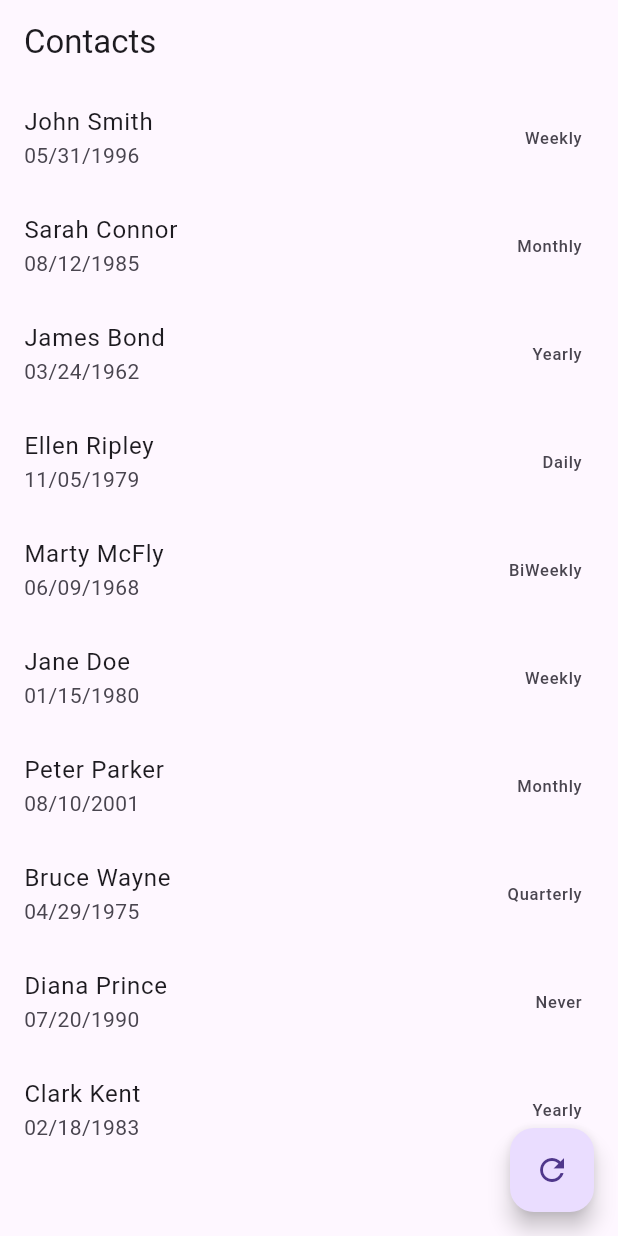
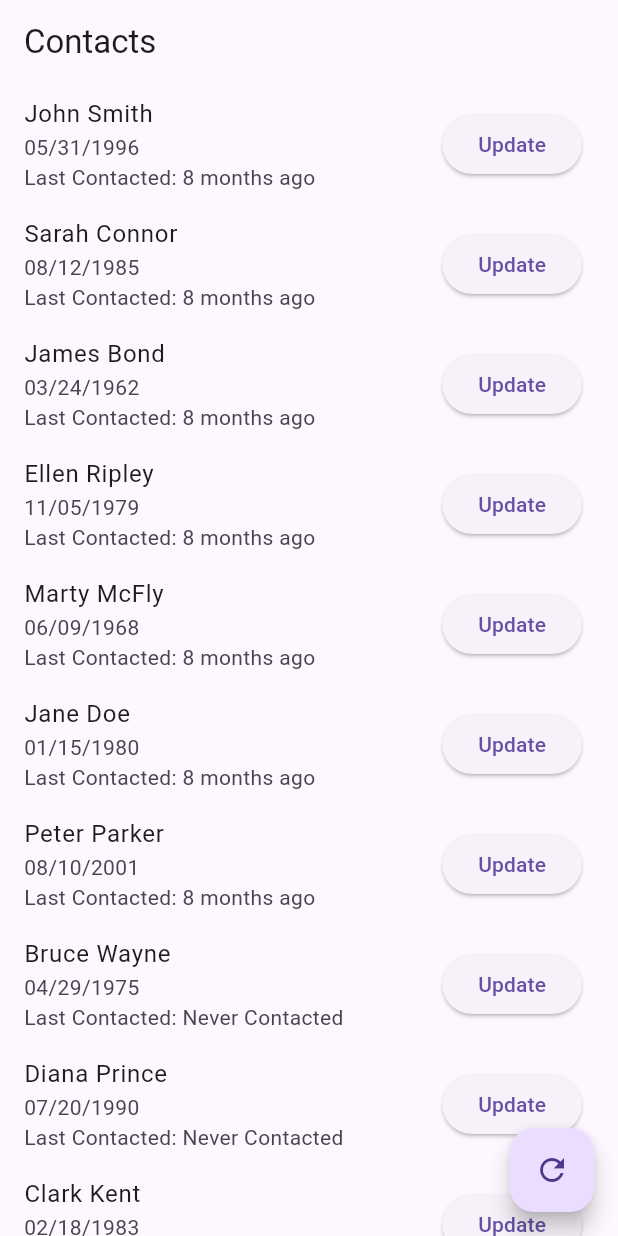
Before and after one commit to PapaBear4/ReCall2, a Flutter app: the screen it shows after launch, on a phone screen of 412 x 824 dp. Run offline on Flutter 3.47's test engine with Material 3 defaults, Android fonts, the phone set to English and light mode, and no system bars; our stand-ins replace bloc, equatable, flutter_bloc.

Commit message:
added last contacted field.  still working on getting it to correctly display 'Today' when the button is clicked.

```diff
--- a/lib/contact/models/contact.dart
+++ b/lib/contact/models/contact.dart
@@ -23,6 +23,7 @@ class Contact extends Equatable {
   /// for example: `DateTime(1996, 5, 31)` or `DateTime.parse('1996-05-31')`.
   final DateTime birthday;
   final ContactFrequency frequency;
+  final DateTime? lastContacted;
   // ... other fields could be added here
 
   // Constructor for the contact class, requiring all attributes to be provided
@@ -32,6 +33,7 @@ class Contact extends Equatable {
     required this.lastName,
     required this.birthday,
     required this.frequency,
+    required this.lastContacted,
     // ... other fields
   });
 
@@ -42,6 +44,7 @@ class Contact extends Equatable {
     String? lastName,
     DateTime? birthday,
     ContactFrequency? frequency,
+    DateTime? lastContacted,
     // ... other fields
   }) {
     // Return a new contact object with updated values or the original values if null
@@ -51,6 +54,7 @@ class Contact extends Equatable {
       lastName: lastName ?? this.lastName,
       birthday: birthday ?? this.birthday,
       frequency: frequency ?? this.frequency,
+      lastContacted: lastContacted ?? this.lastContacted,
       // ... other fields
     );
   }
@@ -63,6 +67,7 @@ class Contact extends Equatable {
         lastName,
         birthday,
         frequency,
+        lastContacted,
         /* ... other fields*/
       ];
 }
--- a/lib/contact/view/contact_list_screen.dart
+++ b/lib/contact/view/contact_list_screen.dart
@@ -2,6 +2,7 @@ import 'package:flutter/material.dart';
 import 'package:flutter_bloc/flutter_bloc.dart';
 import 'package:ReCall2/contact/bloc/contact_bloc.dart';
 import 'package:intl/intl.dart';
+import 'package:ReCall2/utils/date_time_helper.dart';
 
 // This widget displays a list of contacts and allows users to interact with them.
 class ContactListScreen extends StatelessWidget {
@@ -40,15 +41,44 @@ class ContactListScreen extends StatelessWidget {
                 return ListTile(
                   // Display the contact's full name.
                   title: Text(
-                      "${contact.firstName} ${contact.lastName}"), // Display the contact's full name.
+                    "${contact.firstName} ${contact.lastName}",
+                  ), // Display the contact's full name.
                   // Display the contact's birthday in MM/dd/yyyy format.
-                  subtitle: Text(DateFormat('MM/dd/yyyy').format(
-                      contact.birthday)), // Display the contact's birthday.
-                  // Add a DropdownButton to allow changing the contact's importance.
-                  trailing: Text(contact.frequency
-                      .toString()
-                      .split('.')
-                      .last), // Display the contact's frequency as text.
+                  subtitle: Column(
+                    crossAxisAlignment: CrossAxisAlignment.start,
+                    children: [
+                      Text(DateFormat('MM/dd/yyyy').format(contact.birthday)),
+                      Text (
+                          'Last Contacted: ${formatLastContacted(contact.lastContacted)}'),
+                    ],
+                  ),
+                  trailing: ElevatedButton(
+                    onPressed: () {
+                      var updatedLastContacted = DateTime.now();
+
+                      if (updatedLastContacted.isBefore(contact.lastContacted ?? DateTime(1900))) {
+                        // Handle future date by setting it to now and notifying user.
+                        ScaffoldMessenger.of(context).showSnackBar(
+                          const SnackBar(
+                            content: Text('Last contacted date was in the future. Setting to now.'),
+                          ),
+                        );
+                      }
+
+                      // Update UI to display 'Today' immediately
+                      // This utilizes the date_time_helper and displays the
+                      // formatted date, in this case 'Today'.
+                      'Last Contacted: ${formatLastContacted(DateTime.now())}';
+
+                      context.read<ContactBloc>().add(UpdateContact(
+                              contact.copyWith(
+                                lastContacted: updatedLastContacted,
+                              ),
+                            ),
+                          );
+                    },
+                    child: const Text('Update'),
+                  ),
                 );
               },
             ); // Display a list of contacts.
--- /dev/null
+++ b/lib/utils/date_time_helper.dart
@@ -0,0 +1,24 @@
+String formatLastContacted(DateTime? lastContacted) {
+  if (lastContacted == null) {
+    return 'Never Contacted';
+  }
+
+  final now = DateTime.now();
+
+  if (lastContacted.isAfter(now)) {
+    return 'Today'; // If in future, display as 'Today'.
+  }
+
+  final difference = now.difference(lastContacted);
+
+  if (difference.inDays <= 13) {
+    final days = difference.inDays;
+    return '$days day${days == 1 ? '' : 's'} ago';
+  } else if (difference.inDays <= 56) {
+    final weeks = difference.inDays ~/ 7;
+    return '$weeks week${weeks == 1 ? '' : 's'} ago';
+  } else {
+    final months = difference.inDays ~/ 30;
+    return '$months month${months == 1 ? '' : 's'} ago';
+  }
+}
```
Also changed, not shown: lib/repositories/contact_repository.dart (+18 -0 lines).
